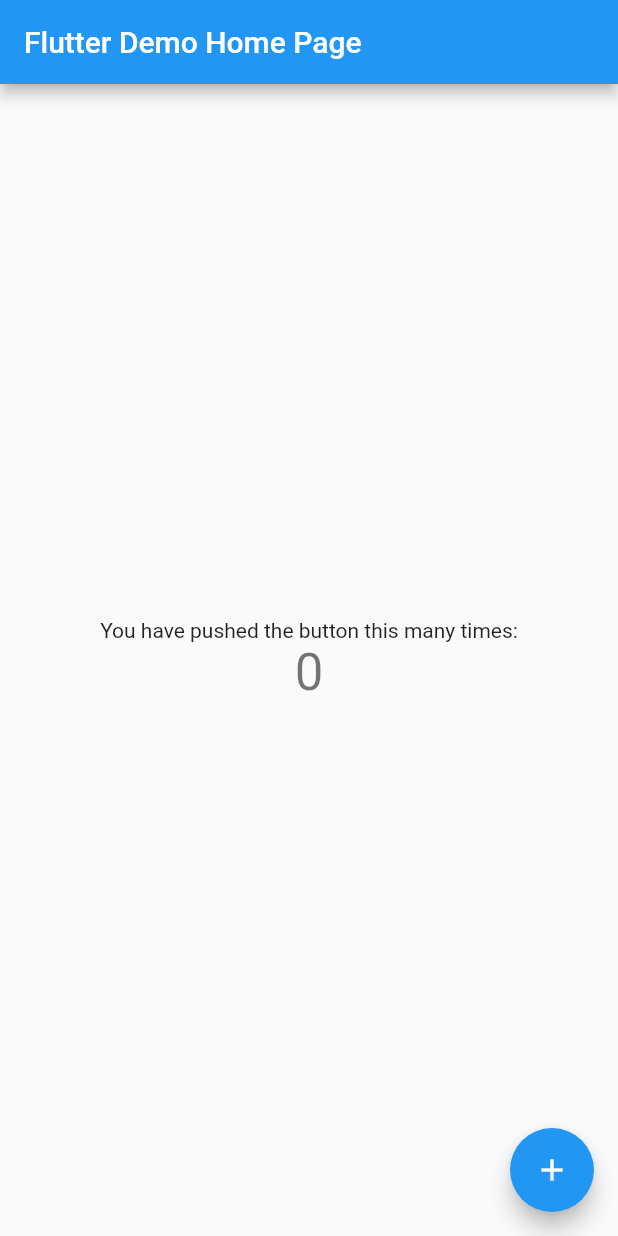
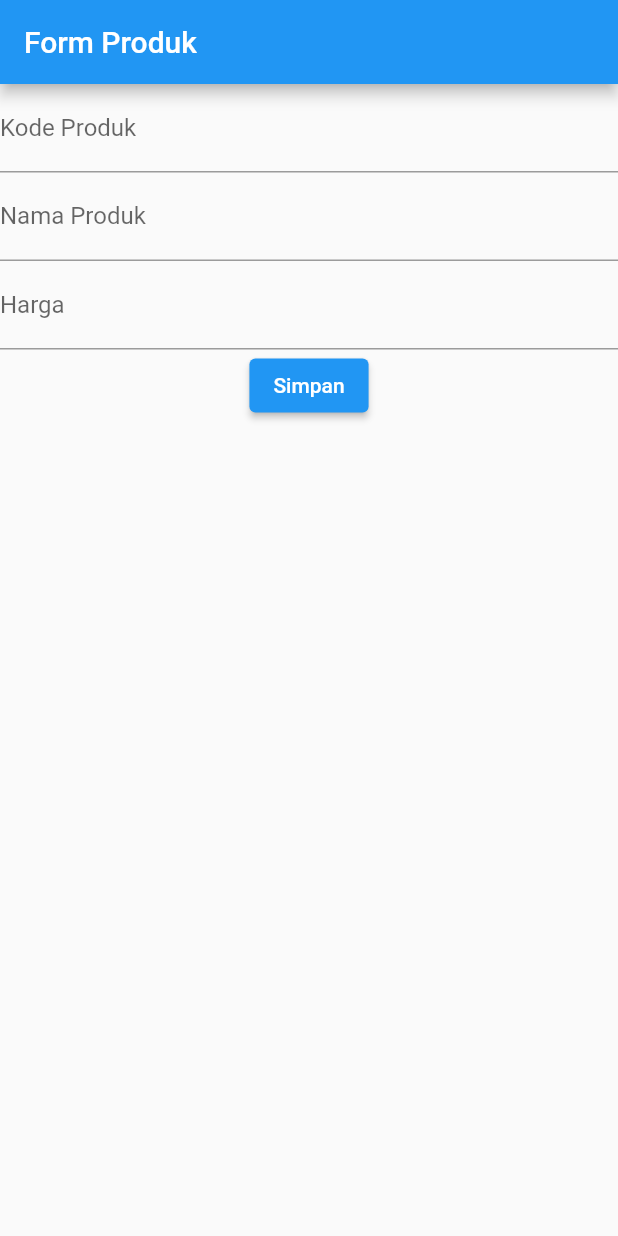
Before and after one commit to lindani-fitr/appmobile, a Flutter app: the screen it shows after launch, on a phone screen of 412 x 824 dp. Run offline on Flutter 3.47's test engine with Material 2 defaults, Android fonts, the phone set to English and light mode, and no system bars.

Commit message:
tugas 1 dan 3

```diff
--- a/lib/column_widget.dart
+++ b/lib/column_widget.dart
@@ -17,3 +17,4 @@ class ColumnWidget extends StatelessWidget {
       ]),
     );
   }
+}
--- a/lib/hello_word.dart
+++ b/lib/hello_word.dart
@@ -0,0 +1,17 @@
+import 'package:flutter/material.dart';
+
+class HelloWorld extends StatelessWidget {
+  const HelloWorld({super.key});
+
+  @override
+  Widget build(BuildContext context) {
+    return Scaffold(
+      appBar: AppBar(
+        title: const Text('Belajar Flutter'),
+      ),
+      body: const Center(
+        child: Text('Hello World'),
+      ),
+    );
+  }
+}
--- a/lib/main.dart
+++ b/lib/main.dart
@@ -1,3 +1,4 @@
+import 'package:appku/ui/produk_form.dart';
 import 'package:flutter/material.dart';
 
 void main() {
@@ -5,111 +6,14 @@ void main() {
 }
 
 class MyApp extends StatelessWidget {
-  const MyApp({super.key});
+  const MyApp({Key? key}) : super(key: key);
 
   // This widget is the root of your application.
   @override
   Widget build(BuildContext context) {
-    return MaterialApp(
-      title: 'Flutter Demo',
-      theme: ThemeData(
-        // This is the theme of your application.
-        //
-        // Try running your application with "flutter run". You'll see the
-        // application has a blue toolbar. Then, without quitting the app, try
-        // changing the primarySwatch below to Colors.green and then invoke
-        // "hot reload" (press "r" in the console where you ran "flutter run",
-        // or simply save your changes to "hot reload" in a Flutter IDE).
-        // Notice that the counter didn't reset back to zero; the application
-        // is not restarted.
-        primarySwatch: Colors.blue,
-      ),
-      home: const MyHomePage(title: 'Flutter Demo Home Page'),
+    return const MaterialApp(
+      title: "Aplikasi Flutter Pertama",
+      home: ProdukForm(),
     );
   }
 }
-
-class MyHomePage extends StatefulWidget {
-  const MyHomePage({super.key, required this.title});
-
-  // This widget is the home page of your application. It is stateful, meaning
-  // that it has a State object (defined below) that contains fields that affect
-  // how it looks.
-
-  // This class is the configuration for the state. It holds the values (in this
-  // case the title) provided by the parent (in this case the App widget) and
-  // used by the build method of the State. Fields in a Widget subclass are
-  // always marked "final".
-
-  final String title;
-
-  @override
-  State<MyHomePage> createState() => _MyHomePageState();
-}
-
-class _MyHomePageState extends State<MyHomePage> {
-  int _counter = 0;
-
-  void _incrementCounter() {
-    setState(() {
-      // This call to setState tells the Flutter framework that something has
-      // changed in this State, which causes it to rerun the build method below
-      // so that the display can reflect the updated values. If we changed
-      // _counter without calling setState(), then the build method would not be
-      // called again, and so nothing would appear to happen.
-      _counter++;
-    });
-  }
-
-  @override
-  Widget build(BuildContext context) {
-    // This method is rerun every time setState is called, for instance as done
-    // by the _incrementCounter method above.
-    //
-    // The Flutter framework has been optimized to make rerunning build methods
-    // fast, so that you can just rebuild anything that needs updating rather
-    // than having to individually change instances of widgets.
-    return Scaffold(
-      appBar: AppBar(
-        // Here we take the value from the MyHomePage object that was created by
-        // the App.build method, and use it to set our appbar title.
-        title: Text(widget.title),
-      ),
-      body: Center(
-        // Center is a layout widget. It takes a single child and positions it
-        // in the middle of the parent.
-        child: Column(
-          // Column is also a layout widget. It takes a list of children and
-          // arranges them vertically. By default, it sizes itself to fit its
-          // children horizontally, and tries to be as tall as its parent.
-          //
-          // Invoke "debug painting" (press "p" in the console, choose the
-          // "Toggle Debug Paint" action from the Flutter Inspector in Android
-          // Studio, or the "Toggle Debug Paint" command in Visual Studio Code)
-          // to see the wireframe for each widget.
-          //
-          // Column has various properties to control how it sizes itself and
-          // how it positions its children. Here we use mainAxisAlignment to
-          // center the children vertically; the main axis here is the vertical
-          // axis because Columns are vertical (the cross axis would be
-          // horizontal).
-          mainAxisAlignment: MainAxisAlignment.center,
-          children: <Widget>[
-            const Text(
-              'You have pushed the button this many times:',
-            ),
-            Text(
-              '$_counter',
-              style: Theme.of(context).textTheme.headline4,
-            ),
-          ],
-        ),
-      ),
-      floatingActionButton: FloatingActionButton(
-        onPressed: _incrementCounter,
-        tooltip: 'Increment',
-        child: const Icon(Icons.add),
-      ), // This trailing comma makes auto-formatting nicer for build methods.
-    );
-  }
-}
--- a/lib/ui/produk_detail.dart
+++ b/lib/ui/produk_detail.dart
@@ -0,0 +1,32 @@
+import 'package:flutter/material.dart';
+
+class ProdukDetail extends StatefulWidget {
+  final String? kodeProduk;
+  final String? namaProduk;
+  final int? harga;
+
+  const ProdukDetail({Key? key, this.kodeProduk, this.namaProduk, this.harga})
+      : super(key: key);
+
+  @override
+  // ignore: library_private_types_in_public_api
+  _ProdukDetailState createState() => _ProdukDetailState();
+}
+
+class _ProdukDetailState extends State<ProdukDetail> {
+  @override
+  Widget build(BuildContext context) {
+    return Scaffold(
+      appBar: AppBar(
+        title: const Text('Detail Produk'),
+      ),
+      body: Column(
+        children: [
+          Text("Kode Produk : ${widget.kodeProduk}"),
+          Text("Nama Produk : ${widget.namaProduk}"),
+          Text("Harga: ${widget.harga}")
+        ],
+      ),
+    );
+  }
+}
--- a/lib/ui/produk_form.dart
+++ b/lib/ui/produk_form.dart
@@ -0,0 +1,72 @@
+import 'package:appku/ui/produk_detail.dart';
+import 'package:flutter/material.dart';
+
+class ProdukForm extends StatefulWidget {
+  const ProdukForm({Key? key}) : super(key: key);
+
+  @override
+  // ignore: library_private_types_in_public_api
+  _ProdukFormState createState() => _ProdukFormState();
+}
+
+class _ProdukFormState extends State<ProdukForm> {
+  final _kodeProdukTextboxController = TextEditingController();
+  final _namaProdukTextboxController = TextEditingController();
+  final _hargaProdukTextboxController = TextEditingController();
+
+  @override
+  Widget build(BuildContext context) {
+    return Scaffold(
+      appBar: AppBar(
+        title: const Text('Form Produk'),
+      ),
+      body: SingleChildScrollView(
+        child: Column(
+          children: [
+            _textboxKodeProduk(),
+            _textboxNamaProduk(),
+            _textboxHargaProduk(),
+            _tombolSimpan()
+          ],
+        ),
+      ),
+    );
+  }
+
+  _textboxKodeProduk() {
+    return TextField(
+      decoration: const InputDecoration(labelText: "Kode Produk"),
+      controller: _kodeProdukTextboxController,
+    );
+  }
+
+  _textboxNamaProduk() {
+    return TextField(
+      decoration: const InputDecoration(labelText: "Nama Produk"),
+      controller: _namaProdukTextboxController,
+    );
+  }
+
+  _textboxHargaProduk() {
+    return TextField(
+      decoration: const InputDecoration(labelText: "Harga"),
+      controller: _hargaProdukTextboxController,
+    );
+  }
+
+  _tombolSimpan() {
+    return ElevatedButton(
+        onPressed: () {
+          String kodeProduk = _kodeProdukTextboxController.text;
+          String namaProduk = _namaProdukTextboxController.text;
+          int harga = int.parse(_hargaProdukTextboxController.text);
+          Navigator.of(context).push(MaterialPageRoute(
+              builder: ((context) => ProdukDetail(
+                    kodeProduk: kodeProduk,
+                    namaProduk: namaProduk,
+                    harga: harga,
+                  ))));
+        },
+        child: const Text('Simpan'));
+  }
+}
```
